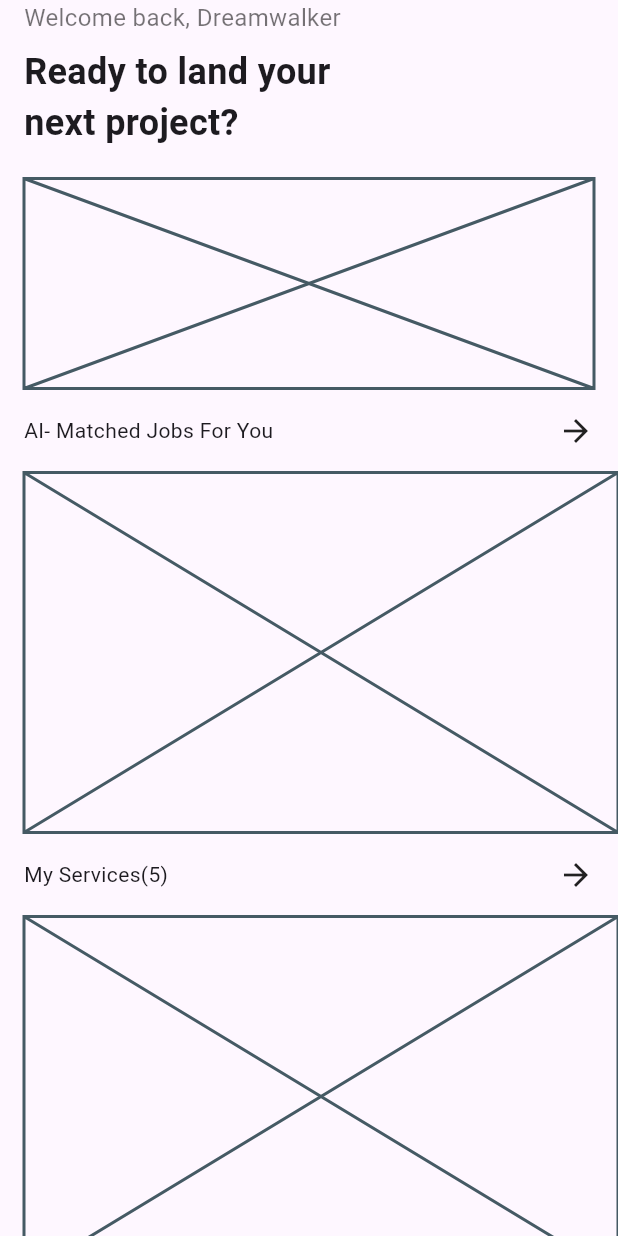
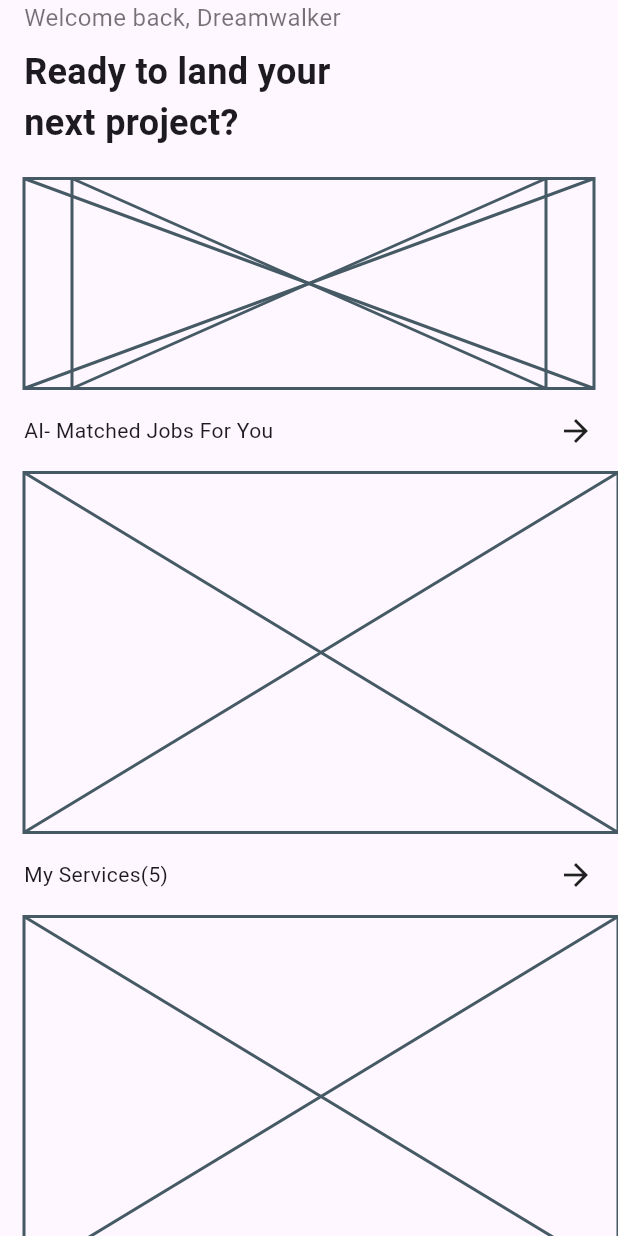
Before and after one commit to JAICHANGPARK/flutter_notebook_chapter_52, a Flutter app: the AiFreelanceHomePage widget shown alone on an empty page, opened directly, on a phone screen of 412 x 824 dp. Run offline on Flutter 3.47's test engine with Material 3 defaults, Android fonts, the phone set to English and light mode, and no system bars; our stand-ins replace gap, hugeicons.

Commit message:
Update ai_freelance_home_page.dart

```diff
--- a/lib/ep2616_ai_freelance_app/ui/ai_freelance_home_page.dart
+++ b/lib/ep2616_ai_freelance_app/ui/ai_freelance_home_page.dart
@@ -30,7 +30,13 @@ class _AiFreelanceHomePageState extends State<AiFreelanceHomePage> {
                   style: TextStyle(fontSize: 24, fontWeight: .bold,),
                 ),
                 Gap(4),
-                Container(height: 140, child: Placeholder()),
+                Container(height: 140, child: Stack(
+                  children: [Positioned.fill(
+                      left: 32,
+                      right: 32,
+                      top: 0,
+                      child: Placeholder()),Placeholder()],
+                )),
               ],
             ),
           ),
```
